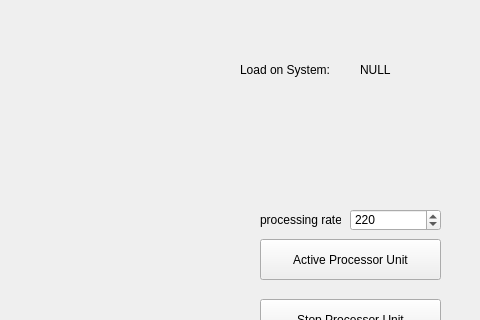
Qt form ClientUI.ui (HosseinlGholami/Plate_detector-Jangal) before a commit; both pictures show x 420 to 900 and y 150 to 470 of the 900 by 600 pixel window.
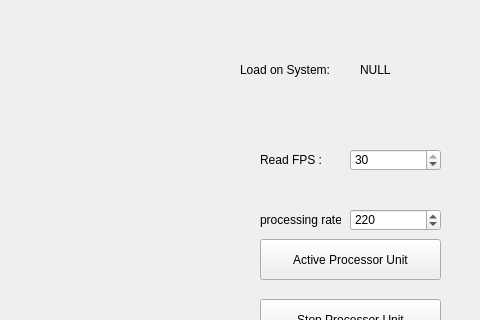
The same form after that commit.

The edit to the form file:
```diff
--- a/ClientUI.ui
+++ b/ClientUI.ui
@@ -210,6 +210,41 @@
      <string>Stop Processor Unit</string>
     </property>
    </widget>
+   <widget class="QLabel" name="label_6">
+    <property name="geometry">
+     <rect>
+      <x>680</x>
+      <y>280</y>
+      <width>81</width>
+      <height>21</height>
+     </rect>
+    </property>
+    <property name="text">
+     <string>Read FPS :</string>
+    </property>
+   </widget>
+   <widget class="QDoubleSpinBox" name="doubleSpinBox_2">
+    <property name="geometry">
+     <rect>
+      <x>770</x>
+      <y>280</y>
+      <width>91</width>
+      <height>22</height>
+     </rect>
+    </property>
+    <property name="decimals">
+     <number>0</number>
+    </property>
+    <property name="minimum">
+     <double>1.000000000000000</double>
+    </property>
+    <property name="maximum">
+     <double>30.000000000000000</double>
+    </property>
+    <property name="value">
+     <double>30.000000000000000</double>
+    </property>
+   </widget>
   </widget>
   <widget class="QMenuBar" name="menubar">
    <property name="geometry">
```
Left out of the diff: 2 changed lines with no effect on the pictures.
